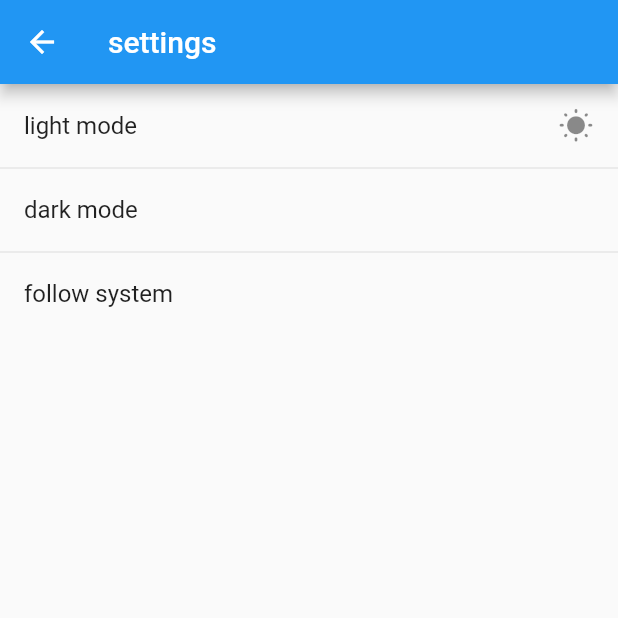
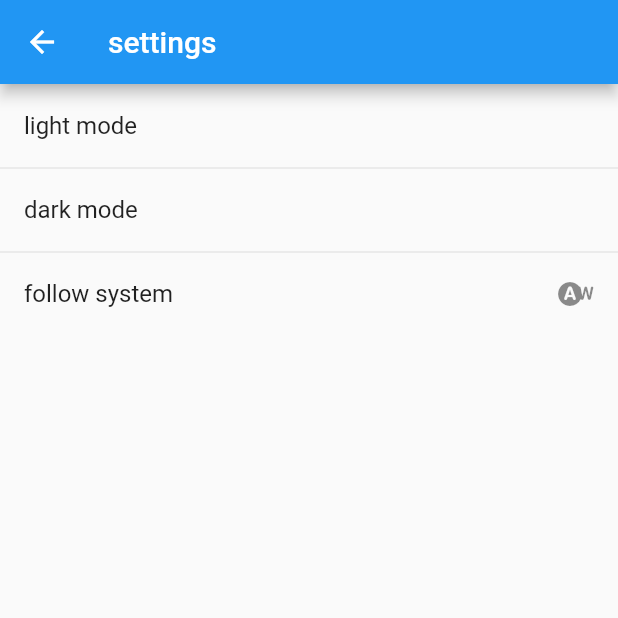
Before and after one commit to TonyStark10006/NicePassword-flutter, a Flutter app: the screen it shows after launch, after a tap on "settings", on a phone screen of 412 x 824 dp, the top half of it. Run offline on Flutter 3.47's test engine with Material 2 defaults, Android fonts, the phone set to English and light mode, and no system bars; our stand-ins replace bloc, cached_network_image, extended_image, flutter_bloc, fluttertoast, shared_preferences; generated files the repository leaves out were written again; network calls fail.

Commit message:
fix issue that theme mode hint display incorrectly

```diff
--- a/lib/main.dart
+++ b/lib/main.dart
@@ -53,9 +53,10 @@ class App extends StatelessWidget {
           child: BlocBuilder<ThemeBloc, ThemeModeMsg>(
               builder: (context, themeModeMsg) {
             // int mode = Provider.of<ThemeProvider>(context, listen: true).mode;
-            var _mode = BlocProvider.of<ThemeBloc>(context).state.mode;
+            var _mode = BlocProvider.of<ThemeBloc>(context).state;
+            print(_mode.mode);
             if (_modeLocal != null && readLocalMode == false) {
-              _mode = _modeLocal!;
+              _mode.mode = _modeLocal!;
               readLocalMode = !readLocalMode;
             }
             return MaterialApp(
@@ -72,15 +73,15 @@ class App extends StatelessWidget {
               title: "很赞工具箱",
               //AppLocalizations.of(context)!.randomPasswordPageTitle,
               home: Index(), //RandomPassword()
-              theme: _mode == 2
+              theme: _mode.mode == 2
                   ? ThemeData(
                       primarySwatch: Colors.blue,
                       // brightness: mode == 1 ? Brightness.light : Brightness.dark,
                     )
-                  : _mode == 0
+                  : _mode.mode == 0
                       ? ThemeData.light()
                       : ThemeData.dark(),
-              darkTheme: _mode == 0 ? null : ThemeData.dark(),
+              darkTheme: _mode.mode == 0 ? null : ThemeData.dark(),
             );
           }),
         );
--- a/lib/state/theme_bloc.dart
+++ b/lib/state/theme_bloc.dart
@@ -10,7 +10,7 @@ class ThemeModeMsg {
 
 // 0 => light, 1 => dark, 2 => follow system
 class ThemeBloc extends Bloc<ThemeEvent, ThemeModeMsg> {
-  ThemeBloc() : super(ThemeModeMsg(0));
+  ThemeBloc() : super(ThemeModeMsg(2));
 
   ThemeModeMsg changeMode(int mode) {
     SharedPreferencesUtil.saveData<int>("themeMode", mode);
```
